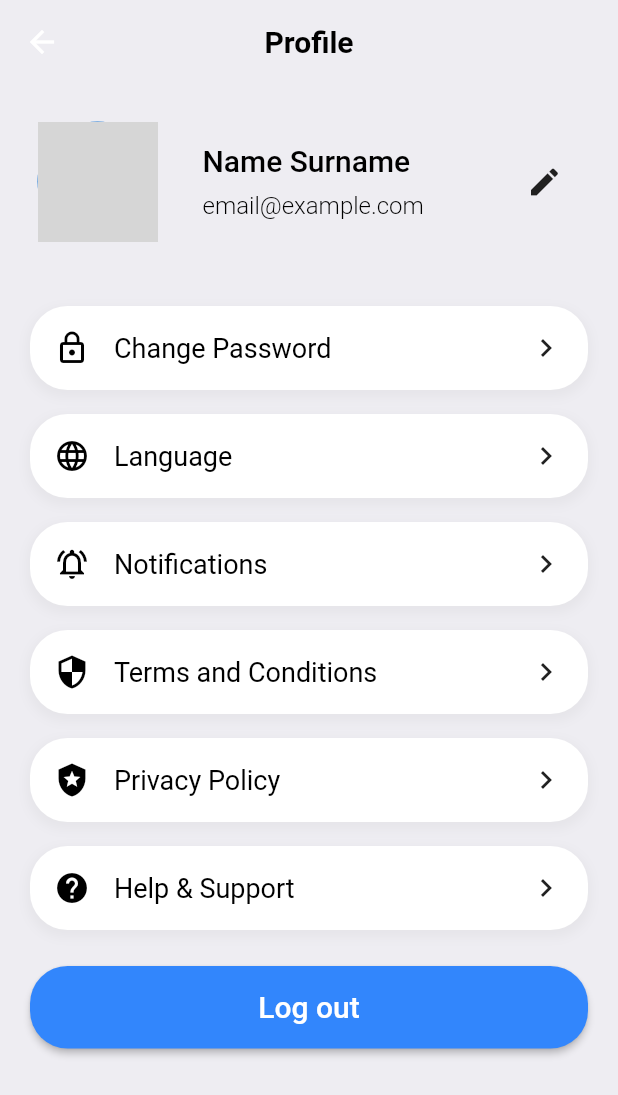
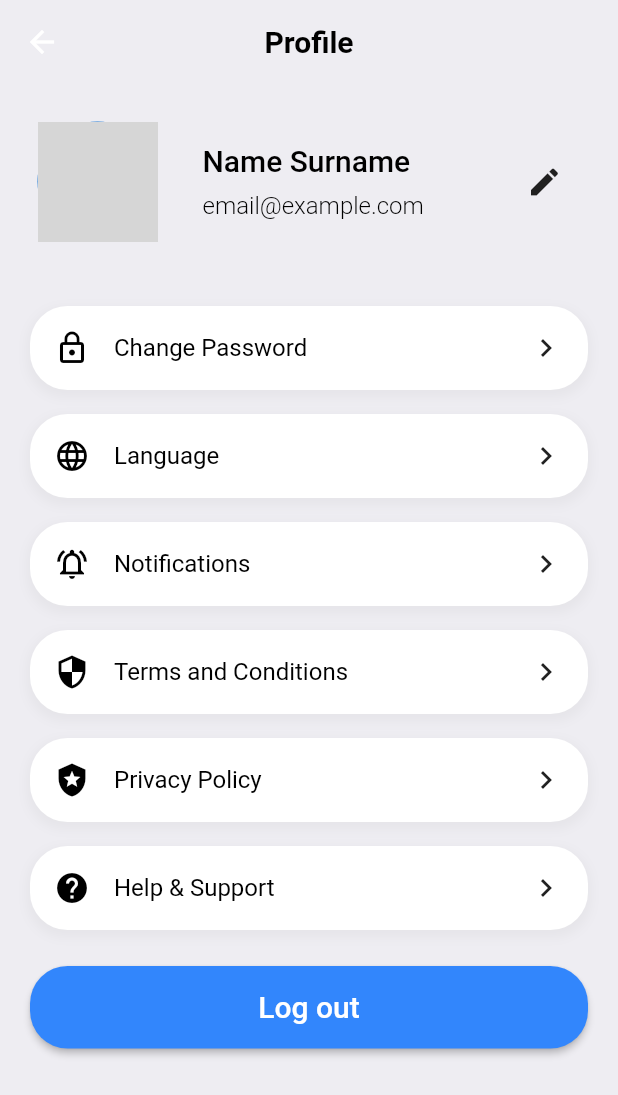
Before and after one commit to karojakubowska/nomadly, a Flutter app: the UserProfileScreen screen opened directly, on a phone screen of 412 x 824 dp. Shown: the top 1095 px of the screen. Run offline on Flutter 3.47's test engine with Material 2 defaults, Android fonts, the phone set to English and light mode, and no system bars; our stand-ins replace cached_network_image, cloud_firestore, firebase_auth, firebase_core, firebase_storage, flutter_riverpod and 6 more; accounts and stored records are empty; network calls fail; grey boxes are pictures that could not be loaded.

Commit message:
Add back buttons and some style

```diff
--- a/lib/screens/change_password_view.dart
+++ b/lib/screens/change_password_view.dart
@@ -26,7 +26,9 @@ class _ChangePasswordPageState extends State<ChangePasswordPage> {
           leading: IconButton(
             color: Colors.black,
             icon: Icon(Icons.arrow_back),
-            onPressed: () {},
+            onPressed: () {
+              Navigator.of(context).popUntil((route) => route.isFirst);
+            },
           ),
           title: Text(
             'Change Password',
--- a/lib/screens/edit_profile_view.dart
+++ b/lib/screens/edit_profile_view.dart
@@ -26,7 +26,9 @@ class _EditProfilePageState extends State<EditProfilePage> {
           leading: IconButton(
             color: Colors.black,
             icon: Icon(Icons.arrow_back),
-            onPressed: () {},
+            onPressed: () {
+              Navigator.of(context).popUntil((route) => route.isFirst);
+            },
           ),
           title: Text(
             'Edit Profile',
--- a/lib/screens/userprofile_view.dart
+++ b/lib/screens/userprofile_view.dart
@@ -183,7 +183,7 @@ class UserProfileScreen extends StatelessWidget {
                   title,
                   style: GoogleFonts.roboto(
                       textStyle: TextStyle(
-                          fontSize: 18.0,
+                          fontSize: 16.0,
                           color: Colors.black,
                           fontWeight: FontWeight.w400)),
                 ),
```
